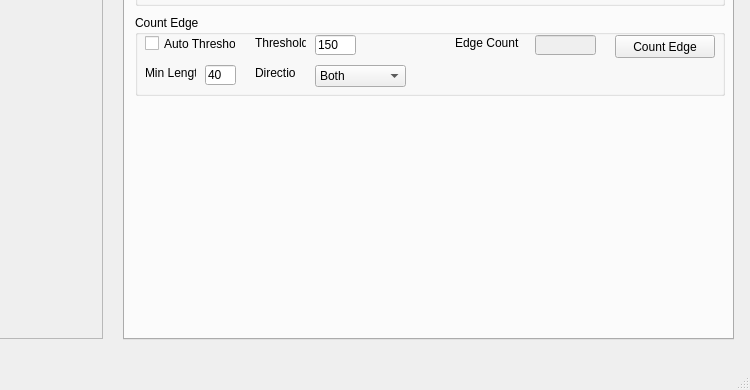
hceng123/VisionLibrary, file VisionWidget/visionwidget.ui: the form before one commit; both pictures show x 607 to 1357 and y 378 to 768 of the 1357 by 768 pixel window.
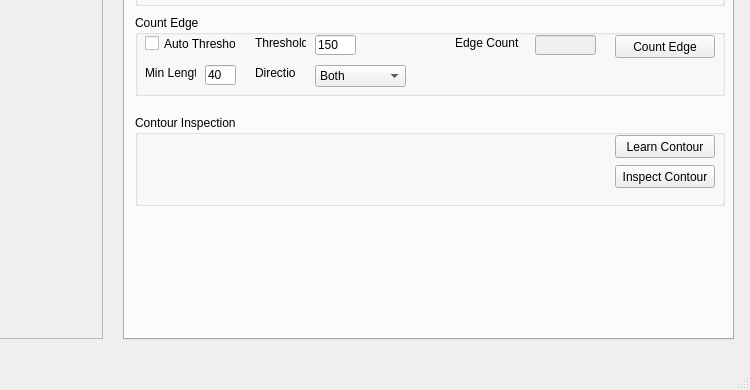
The form after the commit. The open tabs and pages were chosen to show the change. Custom widgets are drawn as their Qt base class.

Diff of the .ui file:
```diff
--- a/VisionWidget/visionwidget.ui
+++ b/VisionWidget/visionwidget.ui
@@ -1429,6 +1429,45 @@
        </property>
       </widget>
      </widget>
+     <widget class="QGroupBox" name="groupBoxContourInspect">
+      <property name="geometry">
+       <rect>
+        <x>10</x>
+        <y>390</y>
+        <width>590</width>
+        <height>91</height>
+       </rect>
+      </property>
+      <property name="title">
+       <string>Contour Inspection</string>
+      </property>
+      <widget class="QPushButton" name="btnLrnContour">
+       <property name="geometry">
+        <rect>
+         <x>480</x>
+         <y>20</y>
+         <width>100</width>
+         <height>23</height>
+        </rect>
+       </property>
+       <property name="text">
+        <string>Learn Contour</string>
+       </property>
+      </widget>
+      <widget class="QPushButton" name="btnInspContour">
+       <property name="geometry">
+        <rect>
+         <x>480</x>
+         <y>50</y>
+         <width>100</width>
+         <height>23</height>
+        </rect>
+       </property>
+       <property name="text">
+        <string>Inspect Contour</string>
+       </property>
+      </widget>
+     </widget>
     </widget>
     <widget class="QWidget" name="tabOCR">
      <attribute name="title">
```
Left out of the diff: 2 changed lines with no effect on the pictures.
